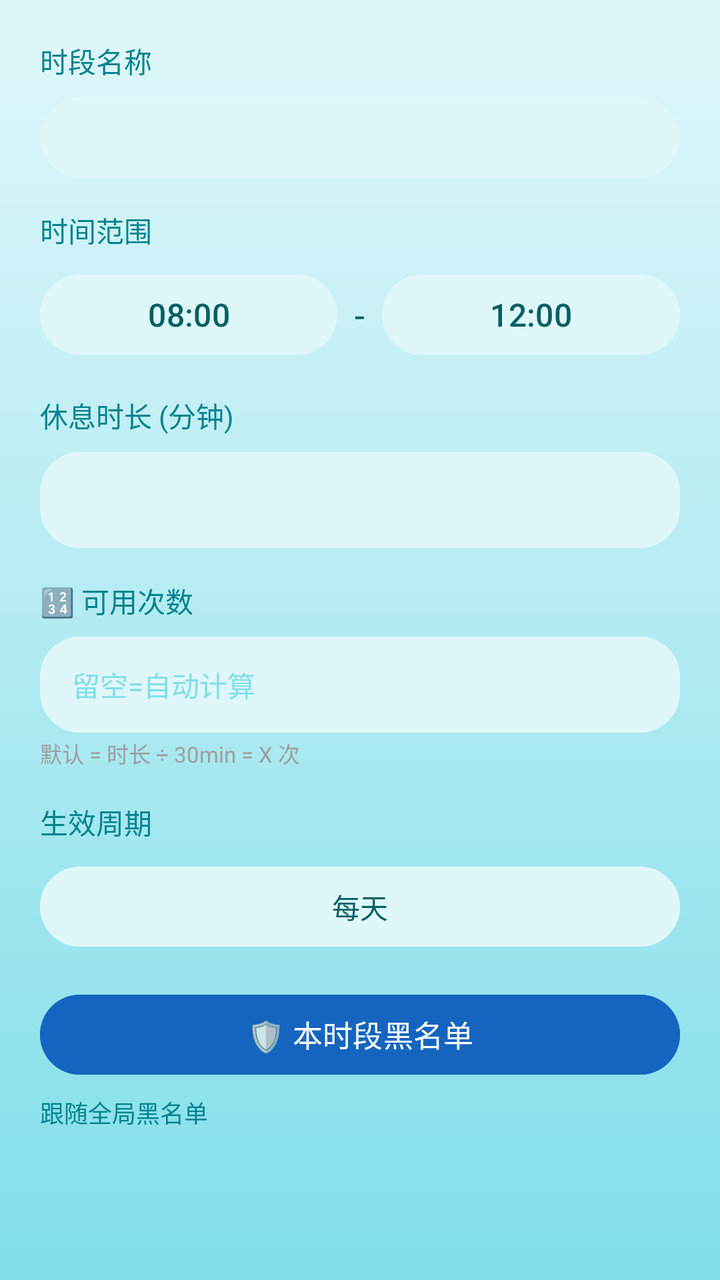
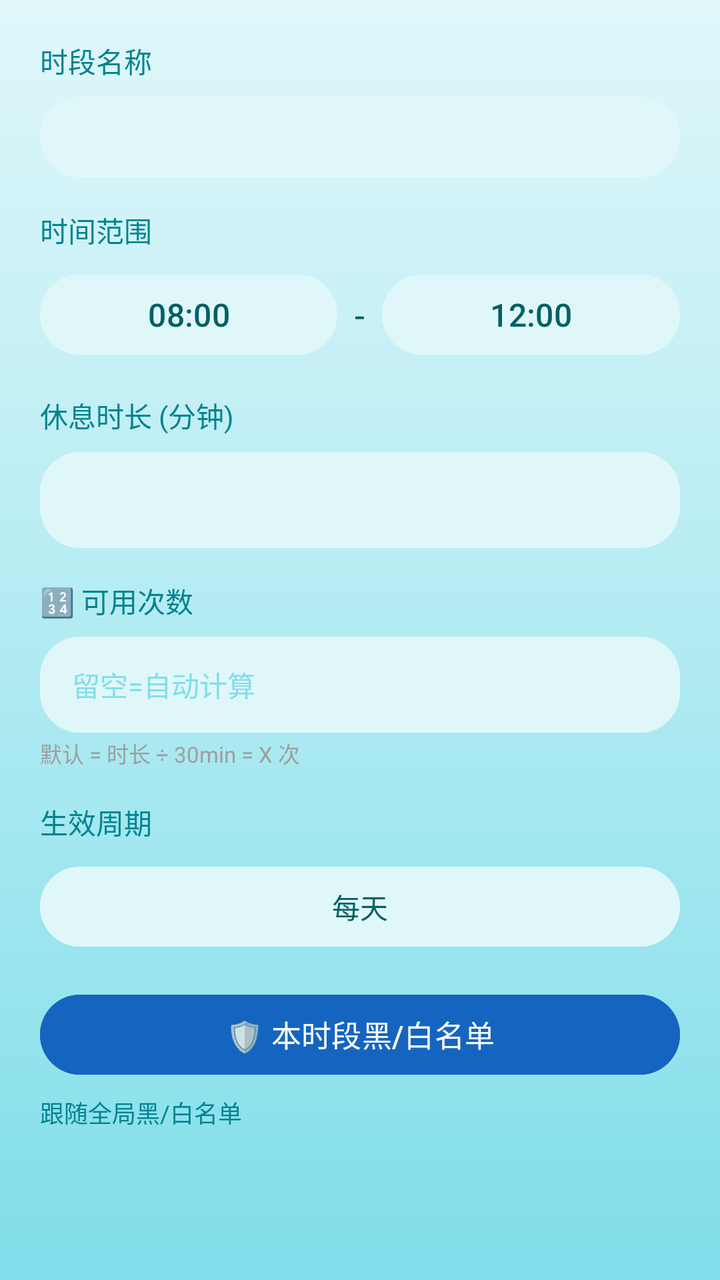

Before-and-after screenshots of an Android layout around one commit, followed by the original layout XML and the change that was made.
<!-- AndroidManifest.xml: application theme Theme.IronWill -->
<!-- res/layout/dialog_edit_segment.xml -->
<?xml version="1.0" encoding="utf-8"?>
<LinearLayout xmlns:android="http://schemas.android.com/apk/res/android"
    android:layout_width="match_parent"
    android:layout_height="wrap_content"
    android:orientation="vertical"
    android:padding="20dp"
    android:background="@drawable/bg_sea_surface">

    
    <TextView
        android:layout_width="wrap_content"
        android:layout_height="wrap_content"
        android:text="时段名称"
        android:textSize="14sp"
        android:textColor="#00838F"
        android:layout_marginBottom="8dp"/>

    <EditText
        android:id="@+id/et_edit_name"
        android:layout_width="match_parent"
        android:layout_height="40dp"
        android:background="@drawable/bg_sea_bubble"
        android:paddingHorizontal="16dp"
        android:textSize="12sp"
        android:textColor="#004D40"
        android:textColorHint="#80DEEA"
        android:layout_marginBottom="16dp"/>

    
    <TextView
        android:layout_width="wrap_content"
        android:layout_height="wrap_content"
        android:text="时间范围"
        android:textSize="14sp"
        android:textColor="#00838F"
        android:layout_marginBottom="8dp"/>

    <LinearLayout
        android:layout_width="match_parent"
        android:layout_height="wrap_content"
        android:orientation="horizontal"
        android:gravity="center_vertical"
        android:layout_marginBottom="16dp">

        <Button
            android:id="@+id/btn_edit_start"
            android:layout_width="0dp"
            android:layout_weight="1"
            android:layout_height="48dp"
            android:backgroundTint="#E0F7FA"
            android:textColor="#006064"
            android:text="08:00"
            android:gravity="center"
            android:textAllCaps="false"
            android:textSize="16sp"/>

        <TextView
            android:layout_width="wrap_content"
            android:layout_height="wrap_content"
            android:text="  -  "
            android:textSize="18sp"
            android:textColor="#006064"/>

        <Button
            android:id="@+id/btn_edit_end"
            android:layout_width="0dp"
            android:layout_weight="1"
            android:layout_height="48dp"
            android:backgroundTint="#E0F7FA"
            android:textColor="#006064"
            android:text="12:00"
            android:gravity="center"
            android:textAllCaps="false"
            android:textSize="16sp"/>
    </LinearLayout>

    
    <LinearLayout
        android:layout_width="match_parent"
        android:layout_height="wrap_content"
        android:orientation="horizontal"
        android:baselineAligned="false"
        android:layout_marginBottom="16dp">

        <LinearLayout
            android:layout_width="match_parent"
            android:layout_height="wrap_content"
            android:orientation="vertical">

            <TextView
                android:layout_width="wrap_content"
                android:layout_height="wrap_content"
                android:text="休息时长 (分钟)"
                android:textSize="14sp"
                android:textColor="#00838F"
                android:layout_marginBottom="8dp"/>

            <EditText
                android:id="@+id/et_edit_limit"
                android:layout_width="match_parent"
                android:layout_height="48dp"
                android:background="@drawable/bg_sea_bubble"
                android:paddingHorizontal="16dp"
                android:inputType="number"
                android:textSize="14sp"
                android:textColor="#004D40"
                android:textColorHint="#80DEEA"/>
        </LinearLayout>
    </LinearLayout>

    
    <LinearLayout
        android:layout_width="match_parent"
        android:layout_height="wrap_content"
        android:orientation="vertical"
        android:layout_marginBottom="16dp">

        <TextView
            android:layout_width="wrap_content"
            android:layout_height="wrap_content"
            android:text="🔢 可用次数"
            android:textSize="14sp"
            android:textColor="#00838F"
            android:layout_marginBottom="8dp"/>

        <EditText
            android:id="@+id/et_edit_usable_count"
            android:layout_width="match_parent"
            android:layout_height="48dp"
            android:background="@drawable/bg_sea_bubble"
            android:paddingHorizontal="16dp"
            android:inputType="number"
            android:textSize="14sp"
            android:textColor="#004D40"
            android:textColorHint="#80DEEA"
            android:hint="留空=自动计算"/>

        <TextView
            android:id="@+id/tv_usable_count_hint"
            android:layout_width="match_parent"
            android:layout_height="wrap_content"
            android:text="默认 = 时长 ÷ 30min = X 次"
            android:textColor="#9E9E9E"
            android:textSize="11sp"
            android:layout_marginTop="2dp"/>
    </LinearLayout>

    
    <TextView
        android:layout_width="wrap_content"
        android:layout_height="wrap_content"
        android:text="生效周期"
        android:textSize="14sp"
        android:textColor="#00838F"
        android:layout_marginBottom="8dp"/>

    <Button
        android:id="@+id/btn_edit_days"
        android:layout_width="match_parent"
        android:layout_height="48dp"
        android:backgroundTint="#E0F7FA"
        android:textColor="#006064"
        android:text="每天"
        android:gravity="center"
        android:textAllCaps="false"/>

    
    <LinearLayout
        android:id="@+id/ll_segment_list_section"
        android:layout_width="match_parent"
        android:layout_height="wrap_content"
        android:orientation="vertical"
        android:layout_marginTop="16dp">

        <Button
            android:id="@+id/btn_edit_segment_list"
            android:layout_width="match_parent"
            android:layout_height="48dp"
            android:backgroundTint="#1565C0"
            android:textColor="#FFFFFF"
            android:text="🛡 本时段黑名单"
            android:gravity="center"
            android:textAllCaps="false"
            android:textSize="15sp"/>

        <TextView
            android:id="@+id/tv_segment_list_summary"
            android:layout_width="match_parent"
            android:layout_height="wrap_content"
            android:layout_marginTop="6dp"
            android:text="跟随全局黑名单"
            android:textColor="#00838F"
            android:textSize="12sp"/>
    </LinearLayout>

</LinearLayout>
<!-- resources referenced by this layout -->
<resources>
  <!-- drawable bg_sea_bubble (drawable) -->
  <?xml version="1.0" encoding="utf-8"?>
  <shape xmlns:android="http://schemas.android.com/apk/res/android" android:shape="rectangle">
      <solid android:color="#E0F7FA" />
      <corners android:radius="20dp" />
  </shape>
  <!-- drawable bg_sea_surface (drawable) -->
  <?xml version="1.0" encoding="utf-8"?>
  <shape xmlns:android="http://schemas.android.com/apk/res/android" android:shape="rectangle">
      <gradient
          android:startColor="#E0F7FA"
          android:centerColor="#B2EBF2"
          android:endColor="#80DEEA"
          android:angle="270" />
  </shape>
  <style name="Theme.IronWill" parent="Base.Theme.IronWill" />
  <style name="Base.Theme.IronWill" parent="Theme.Material3.DayNight.NoActionBar">
          
          
      </style>
</resources>

<!-- the commit's change to res/layout/dialog_edit_segment.xml (unified diff, before → after) -->
@@ -178,7 +178,7 @@
             android:layout_height="48dp"
             android:backgroundTint="#1565C0"
             android:textColor="#FFFFFF"
-            android:text="🛡 本时段黑名单"
+            android:text="🛡 本时段黑/白名单"
             android:gravity="center"
             android:textAllCaps="false"
             android:textSize="15sp"/>
@@ -188,7 +188,7 @@
             android:layout_width="match_parent"
             android:layout_height="wrap_content"
             android:layout_marginTop="6dp"
-            android:text="跟随全局黑名单"
+            android:text="跟随全局黑/白名单"
             android:textColor="#00838F"
             android:textSize="12sp"/>
     </LinearLayout>
